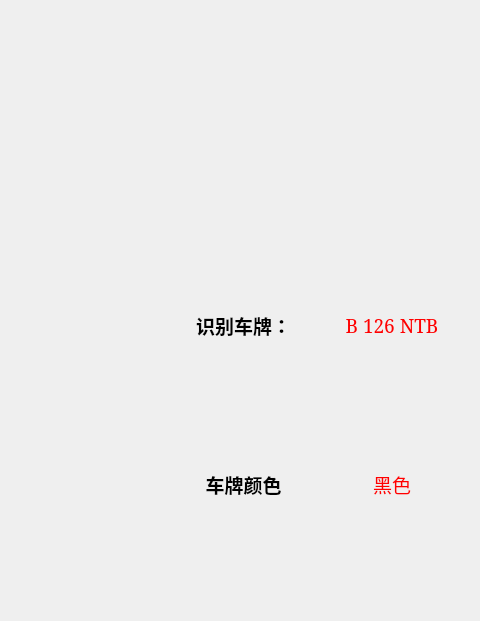
This is RecognitionWindow.ui in Luchanaaaaa/PlateDetect-QT-YOLOv5-LPRNe as Qt 5 draws it before an edit; both pictures show x 778 to 1258 and y 0 to 621 of the 1258 by 798 pixel window. The edited form follows.
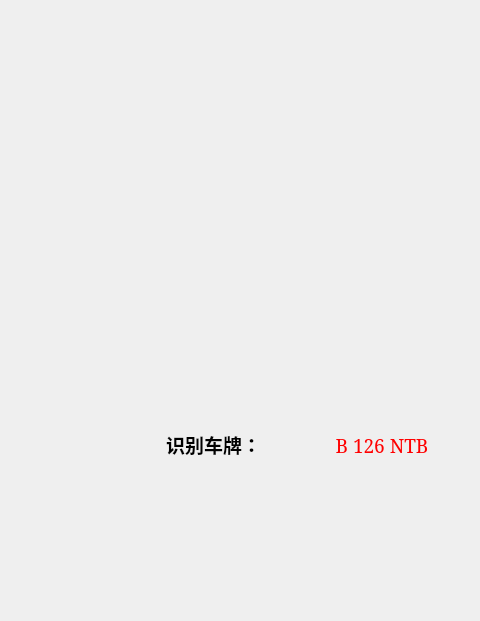
This is the edited form. Icons and pictures are not drawn.

Commit message:
Refactor login functionality and remove color detection
- Remove the license plate color recognition feature.
- Update the Login Python file using the corresponding UI file.

Patch:
```diff
--- a/RecognitionWindow.ui
+++ b/RecognitionWindow.ui
@@ -171,7 +171,7 @@
      <rect>
       <x>180</x>
       <y>90</y>
-      <width>761</width>
+      <width>731</width>
       <height>471</height>
      </rect>
     </property>
@@ -221,9 +221,9 @@
    <widget class="QWidget" name="layoutWidget">
     <property name="geometry">
      <rect>
-      <x>950</x>
+      <x>910</x>
       <y>90</y>
-      <width>291</width>
+      <width>331</width>
       <height>471</height>
      </rect>
     </property>
@@ -313,45 +313,6 @@
        </item>
       </layout>
      </item>
-     <item>
-      <layout class="QHBoxLayout" name="horizontalLayout_2">
-       <item>
-        <widget class="QLabel" name="label_char_2">
-         <property name="font">
-          <font>
-           <family>华文仿宋</family>
-           <pointsize>14</pointsize>
-          </font>
-         </property>
-         <property name="text">
-          <string>&lt;html&gt;&lt;head/&gt;&lt;body&gt;&lt;p&gt;&lt;span style=&quot; font-weight:700;&quot;&gt;车牌颜色&lt;/span&gt;&lt;/p&gt;&lt;/body&gt;&lt;/html&gt;</string>
-         </property>
-         <property name="alignment">
-          <set>Qt::AlignCenter</set>
-         </property>
-        </widget>
-       </item>
-       <item>
-        <widget class="QLabel" name="label_plate_str_2">
-         <property name="font">
-          <font>
-           <family>SimSun</family>
-           <pointsize>14</pointsize>
-          </font>
-         </property>
-         <property name="styleSheet">
-          <string notr="true">color: rgb(255, 0, 0);</string>
-         </property>
-         <property name="text">
-          <string>黑色</string>
-         </property>
-         <property name="alignment">
-          <set>Qt::AlignCenter</set>
-         </property>
-        </widget>
-       </item>
-      </layout>
-     </item>
     </layout>
    </widget>
   </widget>
```
Left out of the diff: 2 changed lines with no effect on the pictures. The commit also changes 3 other files.
